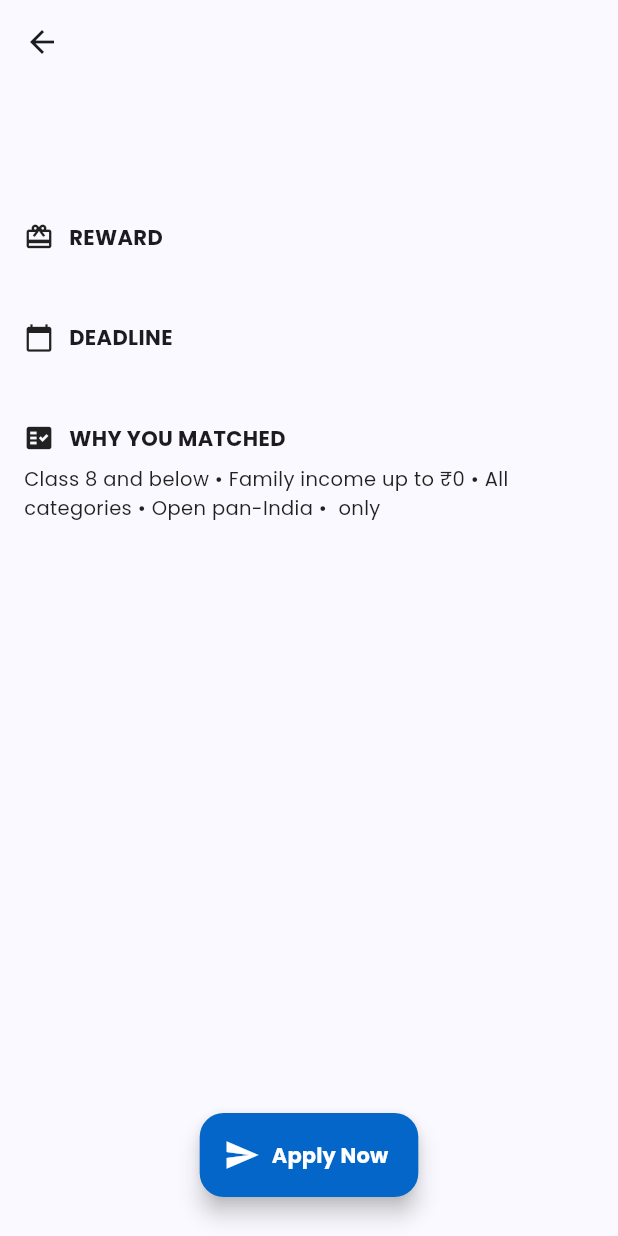
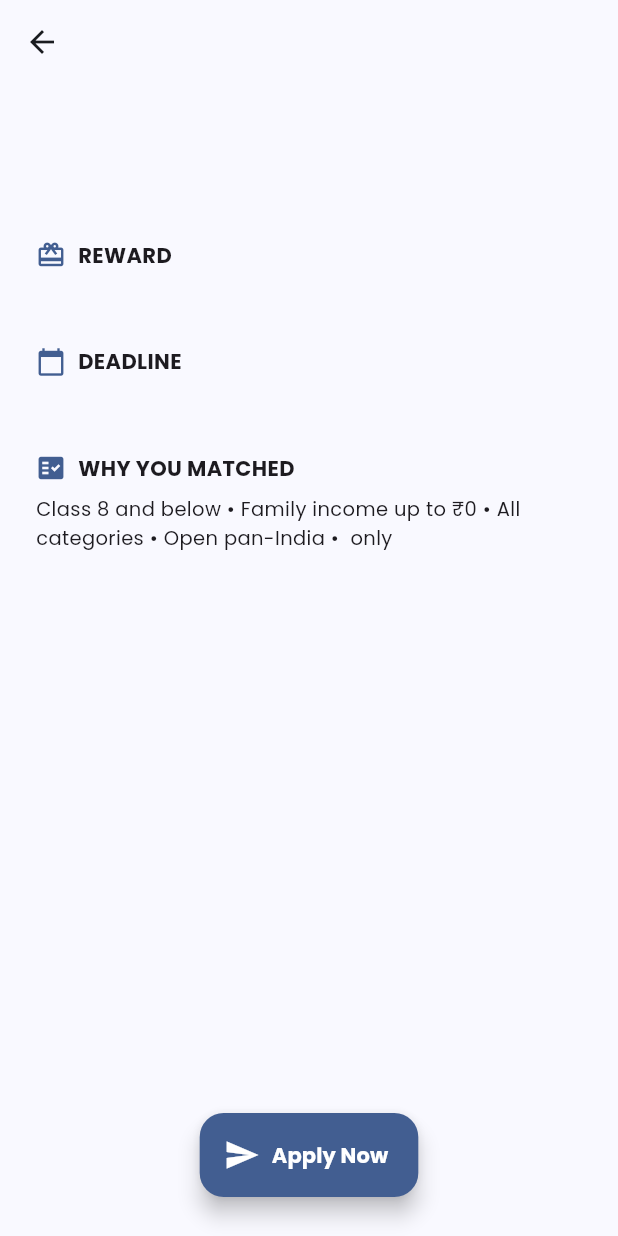
Before and after one commit to kamaleshK143/FundFinder, a Flutter app: the ScholarshipCard widget shown alone on an empty page, opened directly with empty values, after a tap on "View Details", on a phone screen of 412 x 824 dp. Run offline on Flutter 3.47's test engine with Material 3 defaults, Android fonts, the phone set to English and light mode, and no system bars; our stand-ins replace google_fonts, google_nav_bar, shared_preferences; accounts and stored records are empty; network calls fail.

Commit message:
UI overhaul: redesign scholarship cards and dashboard states
Cards now show name and reward amount prominently, with deadline/category
as small badges instead of plain label rows, all theme-driven. Dashboard
gets a branded loading state, a friendlier empty state, and a proper
error state with a "Try again" button - replacing the bare spinner and
plain "Error: ..." text. No changes to matching logic or API calls.

```diff
--- a/frontend/lib/Screens/Scholarship/scholarship_details.dart
+++ b/frontend/lib/Screens/Scholarship/scholarship_details.dart
@@ -2,6 +2,7 @@ import 'package:flutter/material.dart';
 import 'package:google_fonts/google_fonts.dart';
 import 'package:url_launcher/url_launcher.dart';
 import 'package:fundfinderff/models/scholarship.dart';
+import 'package:fundfinderff/theme/spacing.dart';
 
 class ScholarshipDetailsPage extends StatelessWidget {
   final Scholarship scholarship;
@@ -10,43 +11,36 @@ class ScholarshipDetailsPage extends StatelessWidget {
 
   @override
   Widget build(BuildContext context) {
+    final colorScheme = Theme.of(context).colorScheme;
+
     return Scaffold(
-      appBar: AppBar(
-        title: Text(
-          scholarship.name,
-          style: GoogleFonts.poppins(
-            color: const Color.fromARGB(255, 0, 0, 0),
-            fontSize: 18.0,
-            fontWeight: FontWeight.bold,
-          ),
-        ),
-      ),
+      appBar: AppBar(title: Text(scholarship.name)),
       body: SingleChildScrollView(
         child: Padding(
-          padding: const EdgeInsets.all(16.0),
+          padding: const EdgeInsets.all(AppSpacing.lg),
           child: Column(
             crossAxisAlignment: CrossAxisAlignment.start,
             children: [
               if (scholarship.providerName != null) ...[
                 Text(
                   scholarship.providerName!,
-                  style: GoogleFonts.poppins(color: Colors.grey[700], fontSize: 14.0, fontWeight: FontWeight.w600),
+                  style: TextStyle(color: colorScheme.onSurfaceVariant, fontSize: 14.0, fontWeight: FontWeight.w600),
                 ),
-                SizedBox(height: 16),
+                const SizedBox(height: AppSpacing.md),
               ],
               if (scholarship.description != null) ...[
                 Text(
                   scholarship.description!,
-                  style: GoogleFonts.poppins(fontSize: 14.0, color: Colors.black87),
+                  style: const TextStyle(fontSize: 14.0),
                   textAlign: TextAlign.justify,
                 ),
-                SizedBox(height: 20),
+                const SizedBox(height: AppSpacing.lg),
               ],
               if (scholarship.rewardAmountText != null)
-                _sectionTile(Icons.card_giftcard, "REWARD", scholarship.rewardAmountText!),
-              _sectionTile(Icons.calendar_today, "DEADLINE", scholarship.deadlineLabel),
-              _sectionTile(Icons.fact_check, "WHY YOU MATCHED", scholarship.eligibilitySummary),
-              SizedBox(height: 80),
+                _sectionTile(context, Icons.card_giftcard, "REWARD", scholarship.rewardAmountText!),
+              _sectionTile(context, Icons.calendar_today, "DEADLINE", scholarship.deadlineLabel),
+              _sectionTile(context, Icons.fact_check, "WHY YOU MATCHED", scholarship.eligibilitySummary),
+              const SizedBox(height: 80),
             ],
           ),
         ),
@@ -59,8 +53,8 @@ class ScholarshipDetailsPage extends StatelessWidget {
                 onPressed: () {
                   launchUrl(Uri.parse(scholarship.officialLink!), mode: LaunchMode.externalApplication);
                 },
-                backgroundColor: Color(0xFF0466C9),
-                icon: Icon(Icons.send, color: Colors.white),
+                backgroundColor: colorScheme.primary,
+                icon: const Icon(Icons.send, color: Colors.white),
                 label: Text(
                   "Apply Now",
                   style: GoogleFonts.poppins(color: Colors.white, fontSize: 14.0, fontWeight: FontWeight.bold),
@@ -71,27 +65,25 @@ class ScholarshipDetailsPage extends StatelessWidget {
     );
   }
 
-  Widget _sectionTile(IconData icon, String title, String value) {
+  Widget _sectionTile(BuildContext context, IconData icon, String title, String value) {
+    final colorScheme = Theme.of(context).colorScheme;
     return Padding(
-      padding: const EdgeInsets.only(bottom: 20.0),
+      padding: const EdgeInsets.only(bottom: AppSpacing.lg),
       child: Column(
         crossAxisAlignment: CrossAxisAlignment.start,
         children: [
           Row(
             children: [
-              Icon(icon, size: 20),
-              SizedBox(width: 10),
+              Icon(icon, size: 20, color: colorScheme.primary),
+              const SizedBox(width: AppSpacing.sm),
               Text(
                 title,
                 style: GoogleFonts.poppins(fontSize: 14.0, fontWeight: FontWeight.bold),
               ),
             ],
           ),
-          SizedBox(height: 8),
-          Text(
-            value,
-            style: GoogleFonts.poppins(fontSize: 13.0, color: Colors.black87),
-          ),
+          const SizedBox(height: AppSpacing.sm),
+          Text(value, style: const TextStyle(fontSize: 13.0)),
         ],
       ),
     );
--- a/frontend/lib/widgets/scholarship_card.dart
+++ b/frontend/lib/widgets/scholarship_card.dart
@@ -1,7 +1,8 @@
 import 'package:flutter/material.dart';
-import 'package:google_fonts/google_fonts.dart';
 import 'package:fundfinderff/models/scholarship.dart';
 import 'package:fundfinderff/Screens/Scholarship/scholarship_details.dart';
+import 'package:fundfinderff/theme/spacing.dart';
+import 'package:google_fonts/google_fonts.dart';
 
 class ScholarshipCard extends StatelessWidget {
   final Scholarship scholarship;
@@ -10,50 +11,66 @@ class ScholarshipCard extends StatelessWidget {
 
   @override
   Widget build(BuildContext context) {
+    final colorScheme = Theme.of(context).colorScheme;
+
     return Card(
-      color: const Color(0xFFF8F9FE),
-      margin: const EdgeInsets.symmetric(vertical: 10.0),
-      shape: RoundedRectangleBorder(
-        borderRadius: BorderRadius.circular(10.0),
-      ),
-      elevation: 5,
-      shadowColor: Colors.grey.shade300,
+      margin: const EdgeInsets.symmetric(vertical: AppSpacing.sm),
       child: Padding(
-        padding: const EdgeInsets.only(top: 20.0, left: 10, right: 10, bottom: 10),
+        padding: const EdgeInsets.all(AppSpacing.md),
         child: Column(
           crossAxisAlignment: CrossAxisAlignment.start,
           children: [
             Row(
               crossAxisAlignment: CrossAxisAlignment.start,
               children: [
-                Padding(
-                  padding: const EdgeInsets.only(right: 10.0),
-                  child: CircleAvatar(
-                    radius: 25,
-                    backgroundColor: const Color(0xFFE9F1FE),
-                    child: Icon(Icons.school, color: const Color(0xFF4F8ED5)),
+                CircleAvatar(
+                  radius: 24,
+                  backgroundColor: colorScheme.primaryContainer,
+                  child: Icon(Icons.school, color: colorScheme.onPrimaryContainer),
                 ),
-                ),
+                const SizedBox(width: AppSpacing.sm),
                 Expanded(
-                  child: Text(
+                  child: Column(
+                    crossAxisAlignment: CrossAxisAlignment.start,
+                    children: [
+                      Text(
                         scholarship.name,
                         overflow: TextOverflow.ellipsis,
                         maxLines: 2,
                         style: GoogleFonts.poppins(fontSize: 16.0, fontWeight: FontWeight.bold),
                       ),
+                      if (scholarship.providerName != null)
+                        Text(
+                          scholarship.providerName!,
+                          overflow: TextOverflow.ellipsis,
+                          style: TextStyle(color: colorScheme.onSurfaceVariant, fontSize: 13.0),
                         ),
                     ],
                   ),
-            if (scholarship.providerName != null) ...[
-              const SizedBox(height: 8),
-              _infoRow("Provider:", scholarship.providerName!),
+                ),
               ],
+            ),
             if (scholarship.rewardAmountText != null) ...[
-              const SizedBox(height: 4),
-              _infoRow("Reward:", scholarship.rewardAmountText!),
+              const SizedBox(height: AppSpacing.sm),
+              Text(
+                scholarship.rewardAmountText!,
+                style: GoogleFonts.poppins(
+                  fontSize: 18.0,
+                  fontWeight: FontWeight.bold,
+                  color: colorScheme.secondary,
+                ),
+              ),
             ],
-            const SizedBox(height: 4),
-            _infoRow("Deadline:", scholarship.deadlineLabel),
+            const SizedBox(height: AppSpacing.sm),
+            Wrap(
+              spacing: AppSpacing.xs,
+              runSpacing: AppSpacing.xs,
+              children: [
+                _badge(context, Icons.event_outlined, scholarship.deadlineLabel),
+                if (scholarship.eligibleCategories.isNotEmpty)
+                  _badge(context, Icons.groups_outlined, scholarship.eligibleCategories.join(', ')),
+              ],
+            ),
             Align(
               alignment: Alignment.centerRight,
               child: TextButton(
@@ -65,7 +82,7 @@ class ScholarshipCard extends StatelessWidget {
                     ),
                   );
                 },
-                child: Text("View Details", style: TextStyle(color: Color(0xFF4F8ED5))),
+                child: const Text("View Details"),
               ),
             ),
           ],
@@ -74,19 +91,22 @@ class ScholarshipCard extends StatelessWidget {
     );
   }
 
-  Widget _infoRow(String label, String value) {
-    return Row(
-      crossAxisAlignment: CrossAxisAlignment.start,
+  Widget _badge(BuildContext context, IconData icon, String text) {
+    final colorScheme = Theme.of(context).colorScheme;
+    return Container(
+      padding: const EdgeInsets.symmetric(horizontal: AppSpacing.sm, vertical: AppSpacing.xs),
+      decoration: BoxDecoration(
+        color: colorScheme.surfaceContainerHighest,
+        borderRadius: BorderRadius.circular(AppRadius.sm),
+      ),
+      child: Row(
+        mainAxisSize: MainAxisSize.min,
         children: [
-        Text(label, style: GoogleFonts.poppins(color: Colors.grey, fontSize: 13.0, fontWeight: FontWeight.bold)),
-        const SizedBox(width: 8),
-        Expanded(
-          child: Text(
-            value,
-            style: GoogleFonts.poppins(color: Colors.black, fontSize: 13.0, fontWeight: FontWeight.bold),
+          Icon(icon, size: 14, color: colorScheme.onSurfaceVariant),
+          const SizedBox(width: 4),
+          Text(text, style: TextStyle(fontSize: 12, color: colorScheme.onSurfaceVariant)),
+        ],
       ),
-        ),
-      ],
     );
   }
 }
```
Also changed, not shown: frontend/lib/Screens/Scholarship/scholarship_list_page.dart (+105 -26 lines). Lines whose indentation alone changed are shown as unchanged.
